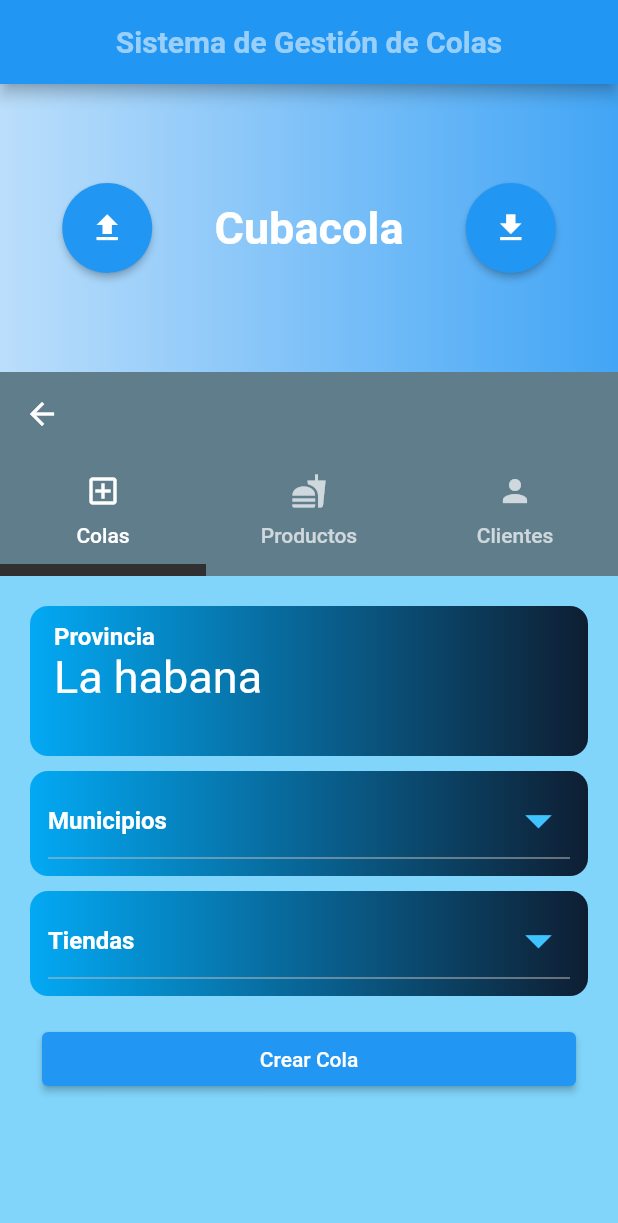
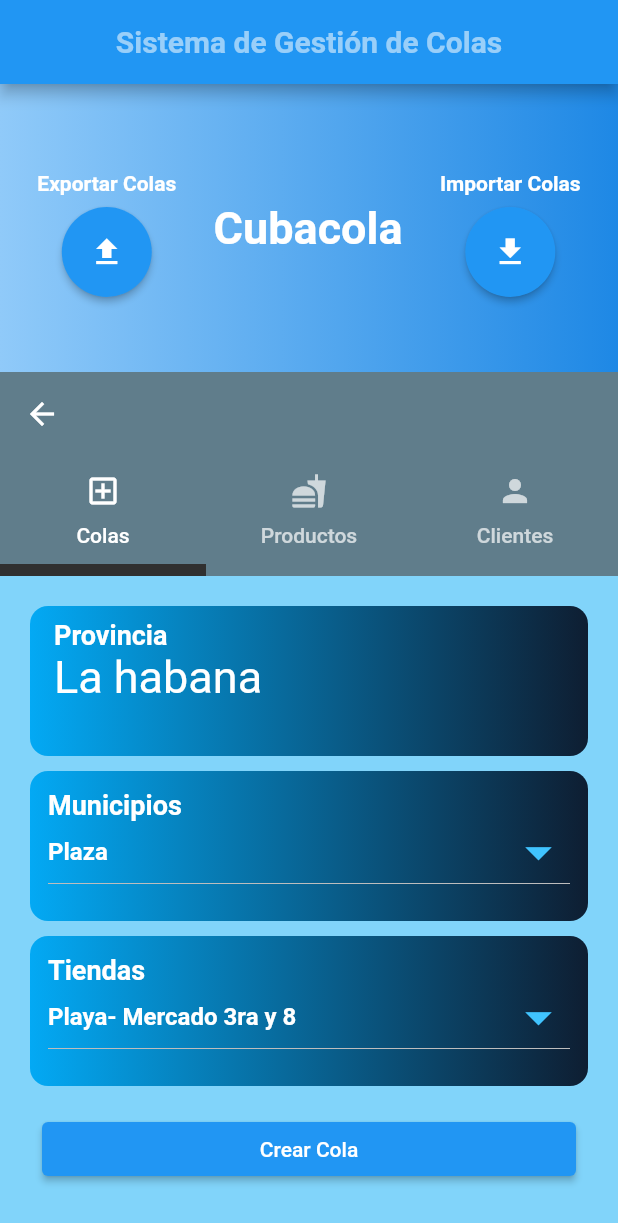
Before and after one commit to DavidZZGi/Gestion_Cola, a Flutter app: the MyApp screen opened by its route, on a phone screen of 412 x 824 dp. Shown: the top 1223 px of the screen. Run offline on Flutter 3.47's test engine with Material 2 defaults, Android fonts, the phone set to English and light mode, and no system bars; our stand-ins replace anim_search_bar; missing offline and left inert: qr_code_scanner.

Commit message:
habilitando estados de elimado de cliente

```diff
--- a/lib/view/lineform.dart
+++ b/lib/view/lineform.dart
@@ -32,11 +32,11 @@ class _LineformState extends State<Lineform> {
             padding: EdgeInsets.symmetric(horizontal: 8, vertical: 16),
             child: Form(
 
-              child: Column(
-                mainAxisAlignment: MainAxisAlignment.start,
+              child: ListView(
+
                 children: [
                   Center(
-                      child: Text('Registrat Clientes Manual',
+                      child: Text('Registrar Clientes Manual',
                       style: TextStyle(color: Colors.blue,fontWeight: FontWeight.w700,fontSize: 16),
 
                       ),
--- a/lib/view/listviewcomponent.dart
+++ b/lib/view/listviewcomponent.dart
@@ -8,26 +8,33 @@ class MylistView extends StatefulWidget {
 }
 
 class _MylistViewState extends State<MylistView> {
-
   List<String>words=['juan','pedro','adrian','pepe','alain','jesus','marcelo'];
   @override
   Widget build(BuildContext context) {
+    return ListView.builder(
+      padding: EdgeInsets.all(6),
+      itemCount: words.length,
+      itemBuilder: (context,i){
+        final item=words[i];
+           return
+                 Dismissible(
+                    background: Container(
+                      child: Center(child: Text('Eliminar',style: TextStyle(color: Colors.black,fontSize: 20),)),
+                   color: Colors.red,
+          ),
+                   key: ValueKey<String>(item),
+          onDismissed: (DismissDirection direction) {
+            setState(() {
+              words.removeAt(i);
+            });
+           ScaffoldMessenger.of(context)
+                    .showSnackBar(SnackBar(content: Text('${words[i]} dismissed')));
+          },
 
-    return CreateListView(10,Icon(Icons.shop));
- }
-
-  static Widget CreateListView(cant,icon){
-    return ListView.builder(
-      itemCount: cant,
-      itemBuilder: (context,i){
-           return SizedBox(
-             height: 100,
-             width: 150,
                    child: Card(
-         child:Column(children: [
-             Flexible(
+                     color: Colors.transparent,
                      child: ListTile(
-                leading: icon,
+                      leading:Icon(Icons.shop),
                       title: Text(
                          'Cliente'+'$i',
                          style: TextStyle(
@@ -40,22 +47,20 @@ class _MylistViewState extends State<MylistView> {
                             'Cliente incidente'
 
                        ),
+
                      ),
-             )
+                   ),
+                 );
+      }
+                 );
 
 
-         ],) ,
-
-             ),
-           );
-
-      }
-
-      );
 
   }
 
 
 
 
+
+
 }
--- a/lib/view/mundropdown.dart
+++ b/lib/view/mundropdown.dart
@@ -7,7 +7,7 @@ class DropdownMun extends StatefulWidget {
 }
 
 class _DropdownMunState extends State<DropdownMun> {
-  String _dropdownvalue='Municipios';
+  String _dropdownvalue='Plaza';
   @override
   Widget build(BuildContext context) {
      return DropdownButton(
@@ -20,7 +20,6 @@ class _DropdownMunState extends State<DropdownMun> {
  iconSize: 42,
  iconEnabledColor: Colors.lightBlueAccent,
   items:[
-   DropdownMenuItem<String> (child:Text('Municipios',style: TextStyle(fontWeight: FontWeight.bold,color: Colors.white),) ,value: 'Municipios',),
   DropdownMenuItem<String> (child:Text('Plaza',style: TextStyle(fontWeight: FontWeight.bold,color: Colors.white),) ,value: 'Plaza',),
   DropdownMenuItem<String>  (child:Text('San miguel',style: TextStyle(fontWeight: FontWeight.bold,color: Colors.white),) ,value: 'San miguel',),
   DropdownMenuItem<String>  (child:Text('10 de Octubre',style: TextStyle(fontWeight: FontWeight.bold,color: Colors.white),) ,value: '10 de Octubre',),
--- a/lib/view/tapbar.dart
+++ b/lib/view/tapbar.dart
@@ -58,90 +58,62 @@ class _MyTapBarState extends State<MyTapBar> {
                         'La habana',
                         style: TextStyle(fontSize: 30, color: Colors.white),
                       ),
-                      Text('Provincia',
-                      style: TextStyle(color: Colors.white,
-                      fontWeight: FontWeight.bold
-                      ),
-
-                      )
-                      ),
+                      Text(
+                        'Provincia',
+                        style: TextStyle(
+                            color: Colors.white,
+                            fontWeight: FontWeight.bold,
+                            fontSize: 18),
+                      )),
                   SizedBox(
                     height: 10,
                   ),
-
-                    containerGradiente(DropdownMun()),
+                  containerGradiente(DropdownMun(), 'Municipios'),
                   SizedBox(
                     height: 10,
                   ),
-                containerGradiente(TiendaDropdown()),
+                  containerGradiente(TiendaDropdown(), 'Tiendas'),
                   SizedBox(
                     height: 10,
                   ),
-
-
                   Padding(
                     padding: const EdgeInsets.all(8.0),
                     child: ElevatedButton(
-                   onPressed: (){
+                        onPressed: () {
                           Navigator.of(context).pushNamed('/lineform');
                         },
-
-                   child: Text('Crear Cola')
-                   ),
+                        child: Text('Crear Cola')),
                   )
-
-
                 ],
               ),
             ),
             //Second Tab item
             Container(
-
-              padding: EdgeInsets.all(8.0),
-              child: Column(
-                mainAxisAlignment: MainAxisAlignment.start,
+                padding: EdgeInsets.all(12.0),
+                child: ListView(
                   children: [
                     Flexible(
-                    child: Text('Busca los productos',
-                    style: TextStyle(fontWeight: FontWeight.bold,fontSize: 20)
-                    ,),
+                      child: Center(
+                        child: Text(
+                          'Busca los productos',
+                          style: TextStyle(
+                              fontWeight: FontWeight.bold, fontSize: 20),
+                        ),
+                      ),
                     ),
                     App(),
-
-              ],)
+                  ],
+                )
+                ),
+            //Third tab item
+            Container(
+            child: MylistView(),
+               ),
 
 
 
 
 
-            ),
-            //Third tab item
-            Container(
-              padding: EdgeInsets.all(20.0),
-              color: Colors.grey,
-              child: Expanded(
-                child: Row(
-                  crossAxisAlignment: CrossAxisAlignment.start,
-                  mainAxisAlignment: MainAxisAlignment.center,
-                  children: [
-                    Padding(
-                      padding: const EdgeInsets.all(8.0),
-                      child: Text(
-                        'Nombre Clientes :',
-                        style: TextStyle(
-                            backgroundColor: Colors.grey, fontSize: 15.0,
-                            fontWeight: FontWeight.bold
-                            ),
-                      ),
-                    ),
-                    Flexible(
-                      child:
-                          Container(color: Colors.white38, child: MylistView()),
-                    ),
-                  ],
-                ),
-              ),
-            ),
           ],
         ),
       ),
@@ -167,25 +139,31 @@ class _MyTapBarState extends State<MyTapBar> {
           ),
         ));
   }
-Widget containerGradiente(Widget child){
+
+  Widget containerGradiente(Widget child, String text) {
     return Container(
       padding: EdgeInsets.all(12.0),
-                      height: 70,
+      height: 100,
       decoration: BoxDecoration(
         shape: BoxShape.rectangle,
         borderRadius: BorderRadius.circular(12),
         gradient: LinearGradient(
             begin: Alignment.centerLeft,
             end: Alignment.centerRight,
-                            colors: [
-                              Colors.lightBlue,
-                              Color.fromRGBO(14, 30, 50, 1.7)
+            colors: [Colors.lightBlue, Color.fromRGBO(14, 30, 50, 1.7)]),
+      ),
+      child: Column(crossAxisAlignment: CrossAxisAlignment.start, children: [
+        Text(
+          '$text',
+          style: TextStyle(
+              color: Colors.white, fontWeight: FontWeight.bold, fontSize: 18),
+        ),
+        child
       ]),
-                      ),
-                      child: child,
     );
   }
-Widget containerNormal(Widget child){
+
+  Widget containerNormal(Widget child) {
     return Container(
       padding: EdgeInsets.all(12.0),
       height: 70,
@@ -194,19 +172,13 @@ Widget containerNormal(Widget child){
         gradient: LinearGradient(
             begin: Alignment.centerLeft,
             end: Alignment.centerRight,
-                            colors: [
-                              Colors.lightBlue,
-                              Color.fromRGBO(1, 35, 50, 1.2)
-                            ]),
+            colors: [Colors.lightBlue, Color.fromRGBO(1, 35, 50, 1.2)]),
       ),
       child: child,
     );
   }
+}
 
-
-
-
-}
 //Search Bar
 class App extends StatefulWidget {
   @override
@@ -222,6 +194,7 @@ class _AppState extends State<App> {
       padding: const EdgeInsets.fromLTRB(8, 0, 0, 180),
       child: Container(
         child: AnimSearchBar(
+          helpText: 'Buscar',
           width: 400,
           textController: textController,
           onSuffixTap: () {
--- a/lib/view/tiendadropdown.dart
+++ b/lib/view/tiendadropdown.dart
@@ -7,7 +7,7 @@ class TiendaDropdown extends StatefulWidget {
 }
 
 class _TiendaDropdownState extends State<TiendaDropdown> {
-  String _dropdownvalue='Tiendas';
+  String _dropdownvalue='Playa- Mercado 3ra y 8';
   @override
   Widget build(BuildContext context) {
    return DropdownButton(
@@ -20,7 +20,7 @@ class _TiendaDropdownState extends State<TiendaDropdown> {
  iconSize: 42,
  iconEnabledColor: Colors.lightBlueAccent,
   items:[
-  DropdownMenuItem<String> (child:Text('Tiendas',style: TextStyle(fontWeight: FontWeight.bold,color: Colors.white),) ,value: 'Tiendas',),
+
   DropdownMenuItem<String> (child:Text('Playa- Mercado 3ra y 8',style: TextStyle(fontWeight: FontWeight.bold,color: Colors.white),) ,value: 'Playa- Mercado 3ra y 8',),
   DropdownMenuItem<String>  (child:Text('Plaza- Tulipan y 39',style: TextStyle(fontWeight: FontWeight.bold,color: Colors.white),) ,value: 'Plaza- Tulipan y 39',),
   DropdownMenuItem<String>  (child:Text('Plaza- Kiosco Carmelo Fanguito, Calle 19 esq. 32',style: TextStyle(fontWeight: FontWeight.bold,color: Colors.white),) ,value: 'Plaza- Kiosco Carmelo Fanguito, Calle 19 esq. 32',),
--- a/lib/view/upscreen_part.dart
+++ b/lib/view/upscreen_part.dart
@@ -1,11 +1,9 @@
 import 'package:flutter/material.dart';
-
 
 // ignore: must_be_immutable
 class UpScreenPart extends StatelessWidget {
-    String estado='Sincronizado';
-    DateTime time=DateTime.now();
-
+  String estado = 'Sincronizado';
+  DateTime time = DateTime.now();
 
   @override
   Widget build(BuildContext context) {
@@ -14,38 +12,42 @@ class UpScreenPart extends StatelessWidget {
         decoration: BoxDecoration(
             gradient: LinearGradient(
                 begin: Alignment.centerLeft,
-           end:Alignment.centerRight,
-           colors: [
-
-               Colors.blue.shade100,
-               Colors.blue.shade400
-           ]
-
-       )
-     ),
+                end: Alignment.centerRight,
+                colors: [Colors.blue.shade200, Colors.blue.shade600])),
         width: double.infinity,
         height: double.infinity,
-
-
-        child:
-            Row(
-
+        child: Row(
           mainAxisAlignment: MainAxisAlignment.spaceEvenly,
           children: [
-                 ElevatedButton(
-          child: Icon(Icons.upload,
+            Column(
+              mainAxisAlignment: MainAxisAlignment.center,
+                children: [
+                  Padding(
+                    padding: const EdgeInsets.all(8.0),
+                    child: Flexible(
+                      child: Text(
+                        'Exportar Colas',
+                        style: TextStyle(
+                          color:Colors.white,
+                          fontWeight: FontWeight.bold ),
+                      ),
+                    ),
+                  ),
+                       Flexible(
+                         child: ElevatedButton(
+                                     child: Icon(
+                                       Icons.upload,
                                        color: Colors.white,
-
                                      ),
-
-
                                      onPressed: () {},
                                      style: ElevatedButton.styleFrom(
                                        fixedSize: const Size(60, 60),
                                        shape: const CircleBorder(),
                                      ),
                                    ),
-
+                       ),
+                ],
+            ),
 
             Center(
               child: Text(
@@ -57,34 +59,40 @@ class UpScreenPart extends StatelessWidget {
                 ),
               ),
             ),
-                ElevatedButton(
-          child: Icon(Icons.download,
-          color: Colors.white,
-
+            Column(
+              mainAxisAlignment: MainAxisAlignment.center,
+              children: [
+                 Padding(
+                   padding: const EdgeInsets.all(8.0),
+                   child: Flexible(
+                     child: Text(
+                       'Importar Colas',
+                       style: TextStyle(
+                            color:Colors.white,
+                            fontWeight: FontWeight.bold )
+                     ),
+                   ),
                  ),
 
-
+                 Flexible(
+                   child: ElevatedButton(
+                               child: Icon(
+                                 Icons.download,
+                                 color: Colors.white,
+                               ),
                                onPressed: () {},
                                style: ElevatedButton.styleFrom(
                                  fixedSize: const Size(60, 60),
                                  shape: const CircleBorder(),
                                ),
                              ),
+                 ),
+              ],
+            ),
+
           ],
         ),
       ),
     );
-
-
-
-
-
-
-
-
-
-
-
-
   }
 }
```
Lines whose indentation alone changed are shown as unchanged.
